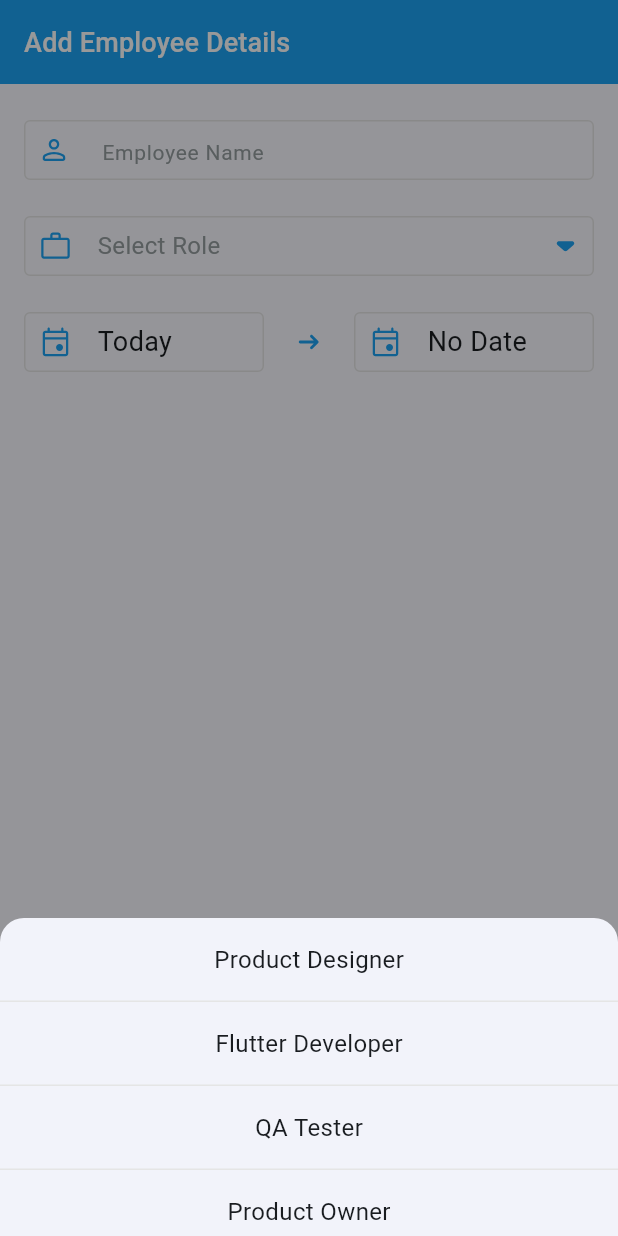
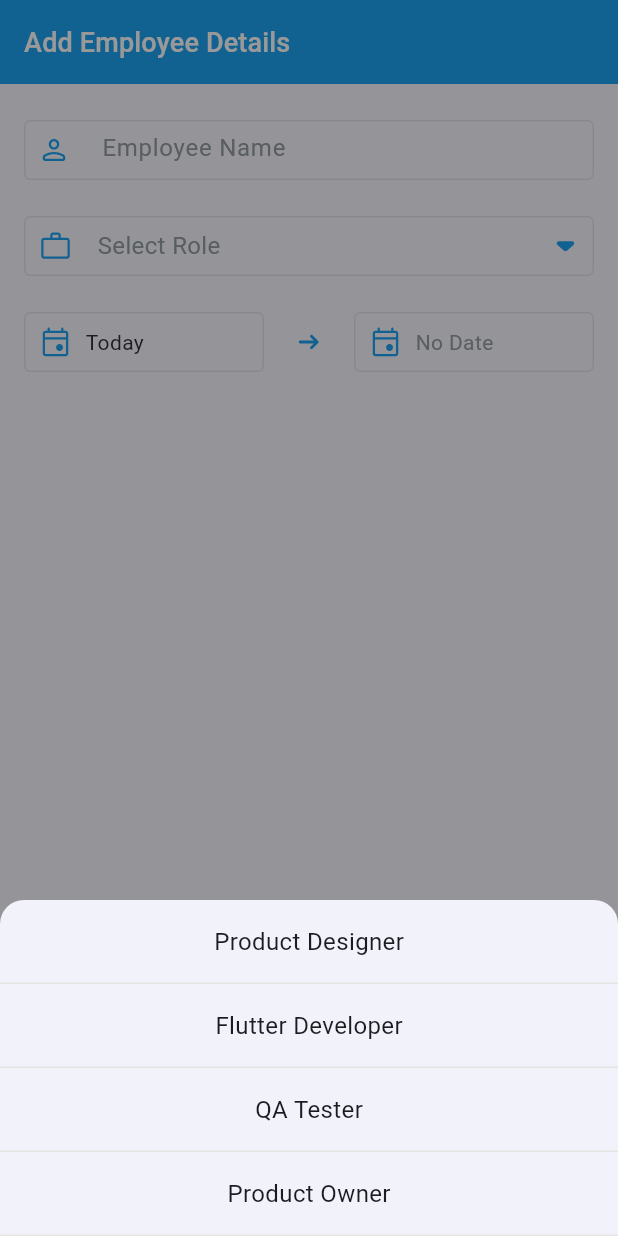
Before and after one commit to chris-joseph/ri_tech, a Flutter app: the AddEditEmployeeScreen screen opened by its route, after a tap on "Select Role", on a phone screen of 412 x 824 dp. Run offline on Flutter 3.47's test engine with Material 2 defaults, Android fonts, the phone set to English and light mode, and no system bars; our stand-ins replace bloc, equatable, flutter_bloc, flutter_svg, isar, jiffy; accounts and stored records are empty; generated files the repository leaves out were written again.

Commit message:
Font fixes and date picker fixes

```diff
--- a/lib/app/employee/add_edit_employee/ui/components/add_edit_date_section.dart
+++ b/lib/app/employee/add_edit_employee/ui/components/add_edit_date_section.dart
@@ -46,6 +46,8 @@ class AddEditEmployeeDateSection extends StatelessWidget {
           ),
           AddEditEmployeeDateSectionWidget(
             selectedDate: endDate,
+            firstDate: DateTime.now(),
+            //lastDate: DateTime.now().add(Duration(days: 5)),
             onChange: (dateTime) {
               onEndDateChange(dateTime);
             },
--- a/lib/app/employee/add_edit_employee/ui/components/add_edit_name_section.dart
+++ b/lib/app/employee/add_edit_employee/ui/components/add_edit_name_section.dart
@@ -31,7 +31,8 @@ class AddEditEmployeeTextField extends StatelessWidget {
           constraints: const BoxConstraints.tightFor(height: 40),
           contentPadding: EdgeInsets.all(AppPadding.padding.xs),
           hintText: "Employee Name",
-          hintStyle: AppFonts.fonts.b1.copyWith(color: disabledGrey),
+          hintStyle: AppFonts.fonts.h2
+              .copyWith(color: disabledGrey, fontWeight: FontWeight.w400),
           prefixIcon: Container(
             width: 44,
             alignment: Alignment.centerLeft,
--- a/lib/app/employee/add_edit_employee/ui/components/add_edit_role_section.dart
+++ b/lib/app/employee/add_edit_employee/ui/components/add_edit_role_section.dart
@@ -25,10 +25,10 @@ class AddEditEmployeeRoleField extends StatelessWidget {
             topLeft: Radius.circular(16),
           ),
         ),
-        constraints: const BoxConstraints(maxHeight: 212),
         barrierColor: barrierGrey,
         builder: (BuildContext context) {
           return Column(
+            mainAxisSize: MainAxisSize.min,
             children: [
               ...List.generate(
                 EmployeeRole.values.length,
--- a/lib/app/employee/add_edit_employee/ui/widgets/add_edit_date_section_widget.dart
+++ b/lib/app/employee/add_edit_employee/ui/widgets/add_edit_date_section_widget.dart
@@ -6,12 +6,16 @@ import 'package:ri_tech/design/design.dart';
 class AddEditEmployeeDateSectionWidget extends StatelessWidget {
   final List<DatePickerQuickSelectOptions> quickSelectOptions;
   final DateTime? selectedDate;
+  final DateTime? firstDate;
+  final DateTime? lastDate;
   final Function(DateTime?) onChange;
   const AddEditEmployeeDateSectionWidget({
     super.key,
     required this.quickSelectOptions,
     this.selectedDate,
     required this.onChange,
+    this.firstDate,
+    this.lastDate,
   });
 
   @override
@@ -32,6 +36,8 @@ class AddEditEmployeeDateSectionWidget extends StatelessWidget {
                   decoration: BoxDecoration(
                       color: white, borderRadius: BorderRadius.circular(16)),
                   child: DatePicker(
+                    firstDate: firstDate,
+                    lastDate: lastDate,
                     selectedDate: selectedDate,
                     quickSelectOptions: quickSelectOptions,
                     onChange: onChange,
@@ -55,12 +61,12 @@ class AddEditEmployeeDateSectionWidget extends StatelessWidget {
                 ),
                 child: SvgPicture.asset(Assets.calendar),
               ),
-              const SizedBox(
-                width: 8,
-              ),
               Text(
                 getDateString(selectedDate),
-                style: AppFonts.fonts.h1,
+                style: AppFonts.fonts.b1.copyWith(
+                    color: selectedDate == null
+                        ? AppColors.colors.textSecondary
+                        : AppColors.colors.textPrimary),
               )
             ],
           ),
--- a/lib/design/colors.dart
+++ b/lib/design/colors.dart
@@ -15,61 +15,47 @@ const Color textGrey = Color(0xFF949C9E);
 enum AppBrightness { light, dark }
 
 class AppColors {
-  final Color primary;
-  final Color secondary;
-  final Color tertiary;
-  final Color scaffoldBackgroundPrimary;
-  final Color scaffoldBackgroundSecondary;
-  final Color textPrimary;
-  final Color textSecondary;
-  final Color buttonPrimary;
-  final Color buttonTextPrimary;
-  final Color buttonSecondary;
-  final Color buttonTextSecondary;
-  final Color iconPrimary;
-  final Color iconSecondary;
-  final Color appBarBackground;
+  late final Color primary;
+  late final Color secondary;
+  late final Color tertiary;
+  late final Color scaffoldBackgroundPrimary;
+  late final Color scaffoldBackgroundSecondary;
+  late final Color textPrimary;
+  late final Color textSecondary;
+  late final Color buttonPrimary;
+  late final Color buttonTextPrimary;
+  late final Color buttonSecondary;
+  late final Color buttonTextSecondary;
+  late final Color iconPrimary;
+  late final Color iconSecondary;
+  late final Color appBarBackground;
 
-  AppColors._light({
-    this.primary = blueLight,
-    this.secondary = white,
-    this.tertiary = red,
-    this.scaffoldBackgroundPrimary = backgroundGrey,
-    this.scaffoldBackgroundSecondary = white,
-    this.textPrimary = black,
-    this.textSecondary = textGrey,
-    this.buttonPrimary = blueLight,
-    this.buttonTextPrimary = white,
-    this.buttonSecondary = blueLightest,
-    this.buttonTextSecondary = blueLight,
-    this.iconPrimary = blueLight,
-    this.iconSecondary = white,
-    this.appBarBackground = blueLight,
-  });
-  AppColors._dark({
-    this.primary = blueLight,
-    this.secondary = white,
-    this.tertiary = red,
-    this.scaffoldBackgroundPrimary = backgroundGrey,
-    this.scaffoldBackgroundSecondary = white,
-    this.textPrimary = black,
-    this.textSecondary = textGrey,
-    this.buttonPrimary = blueLight,
-    this.buttonTextPrimary = white,
-    this.buttonSecondary = blueLightest,
-    this.buttonTextSecondary = blueLight,
-    this.iconPrimary = blueLight,
-    this.iconSecondary = white,
-    this.appBarBackground = blueLight,
-  });
+  AppColors._light({AppBrightness deviceBrightness = AppBrightness.light}) {
+    switch (deviceBrightness) {
+      case AppBrightness.light:
+      case AppBrightness.dark:
+        primary = blueLight;
+        secondary = white;
+        tertiary = red;
+        scaffoldBackgroundPrimary = backgroundGrey;
+        scaffoldBackgroundSecondary = white;
+        textPrimary = black;
+        textSecondary = textGrey;
+        buttonPrimary = blueLight;
+        buttonTextPrimary = white;
+        buttonSecondary = blueLightest;
+        buttonTextSecondary = blueLight;
+        iconPrimary = blueLight;
+        iconSecondary = white;
+        appBarBackground = blueLight;
+    }
+  }
 
   static AppColors? _instance;
 
   factory AppColors.createInstance(
       {AppBrightness deviceBrightness = AppBrightness.light}) {
-    return _instance ??= deviceBrightness == AppBrightness.light
-        ? AppColors._light()
-        : AppColors._dark();
+    return _instance ??= AppColors._light();
   }
   static AppColors get colors {
     if (_instance == null) {
```
Also changed, not shown: lib/app/employee/common/widgets/date_picker/date_picker.dart (+48 -18 lines), lib/app/employee/employee_list/components/employee_list_section.dart (+17 -7 lines), lib/app/employee/employee_list/employee_list_screen.dart (+9 -6 lines).
